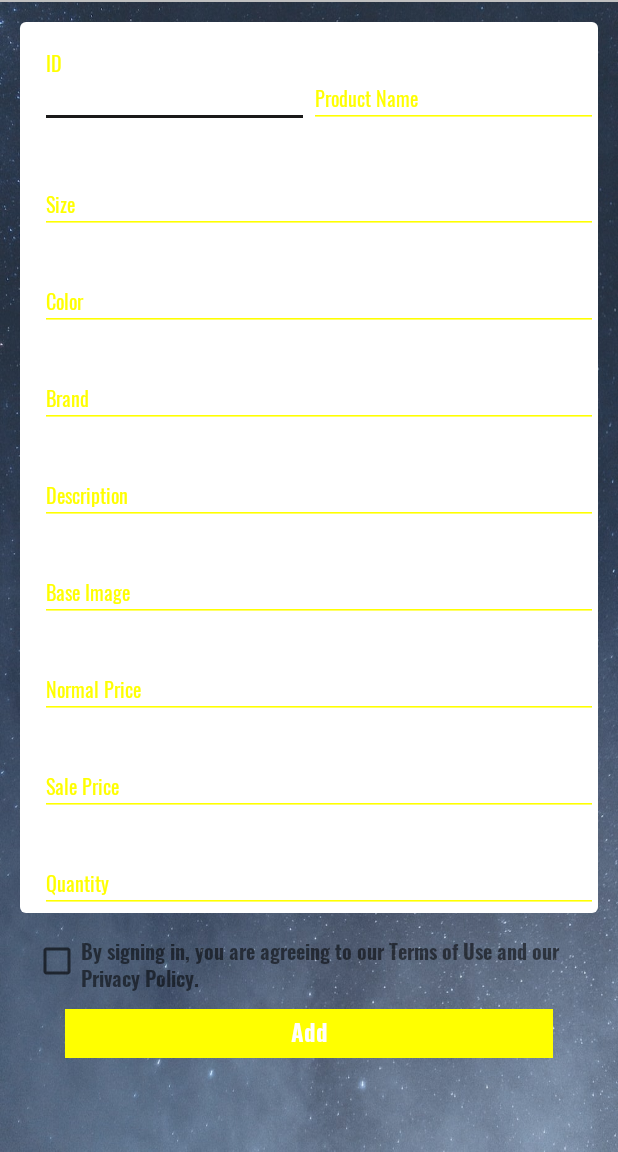
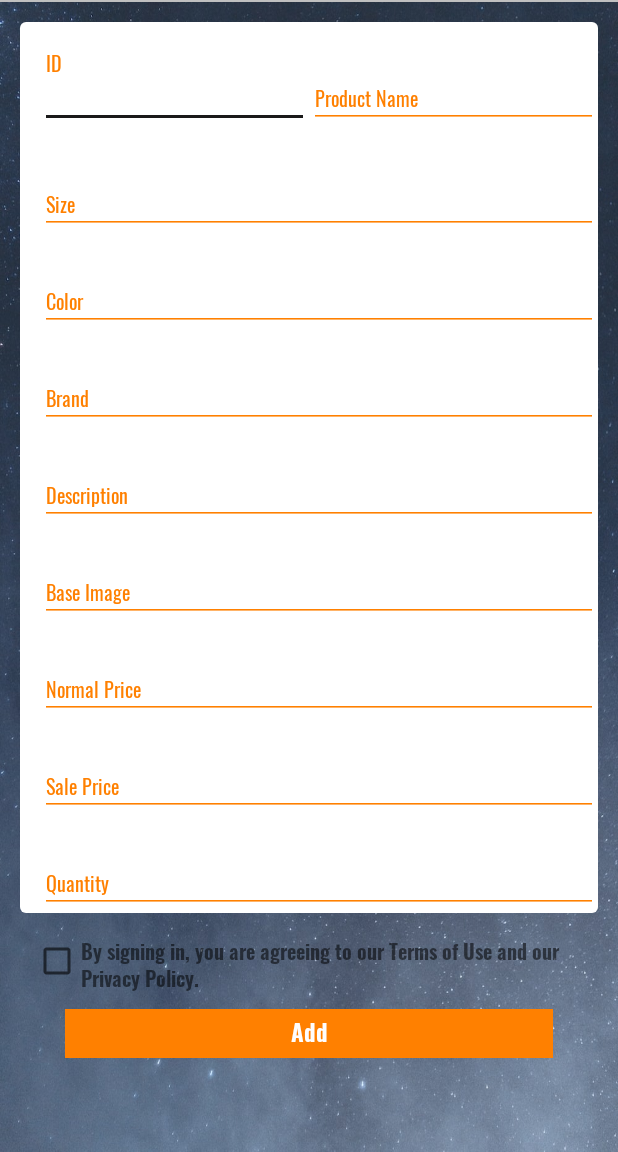
Before and after one commit to yassir-kb/mireclifour, an Android app: the AddProduct screen opened directly, with no data from a screen before it, on a phone screen of 412 x 824 dp, the part 84-1236 px from its top. Run offline under Robolectric (Android 15) with nearby library versions, the phone set to English and light mode, and no system bars; our stand-ins replace sdp/ssp sizes.

Commit message:
Change the Color

```diff
--- a/app/src/main/res/values/colors.xml
+++ b/app/src/main/res/values/colors.xml
@@ -1,7 +1,7 @@
 <?xml version="1.0" encoding="utf-8"?>
 <resources>
-    <color name="colorPrimary">#FFFF00</color>
-    <color name="colorPrimaryDark">#FFFF00</color>
+    <color name="colorPrimary">#ff8000</color>
+    <color name="colorPrimaryDark">#ff8000</color>
     <color name="colorAccent">#1a1919</color>
     <color name="black">#1a1919</color>
     <color name="light">#f4ecec</color>
@@ -10,11 +10,11 @@
     <color name="white">#bcb3b3</color>
     <color name="background">#f2f5f3</color>
     <color name="white1">#fffefe</color>
-    <color name="login">#FFFF00</color>
+    <color name="login">#ff8000</color>
     <color name="logo_orange">#FB8600</color>
-    <color name="logo_blue">#FFFF00</color>
+    <color name="logo_blue">#ff8000</color>
     <color name="cartcolor">#ededed</color>
-    <color name="logobackground">#FFFF00</color>
+    <color name="logobackground">#ff8000</color>
     <color name="logo_main">#C01E2E</color>
     <color name="logo_light">#5D5E60</color>
     <color name="logo_main_transparent">#99e9e3e4</color>
@@ -22,15 +22,15 @@
     <color name="gray">#ececf7</color>
     <color name="light_gry">#f6f6fc</color>
     <!-- Toast colors.... -->
-    <color name="material_place_holder">#FFFF00</color>
+    <color name="material_place_holder">#ff8000</color>
     <color name="red">#CC3300</color>
     <color name="ligth_red">#FAEBE6</color>
     <color name="red_transparent">#99CC3300</color>
     <color name="green">#4DB849</color>
     <color name="ligth_green">#DBF1DB</color>
     <color name="green_transparent">#994DB849</color>
-    <color name="sky_blue">#FFFF00</color>
+    <color name="sky_blue">#ff8000</color>
     <color name="ligth_sky_blue">#CCEDF9</color>
-    <color name="sky_blue_transparent">#FFFF00</color>
+    <color name="sky_blue_transparent">#ff8000</color>
     <color name="main_btn_transpernt">#43dedada</color>
 </resources>
```
